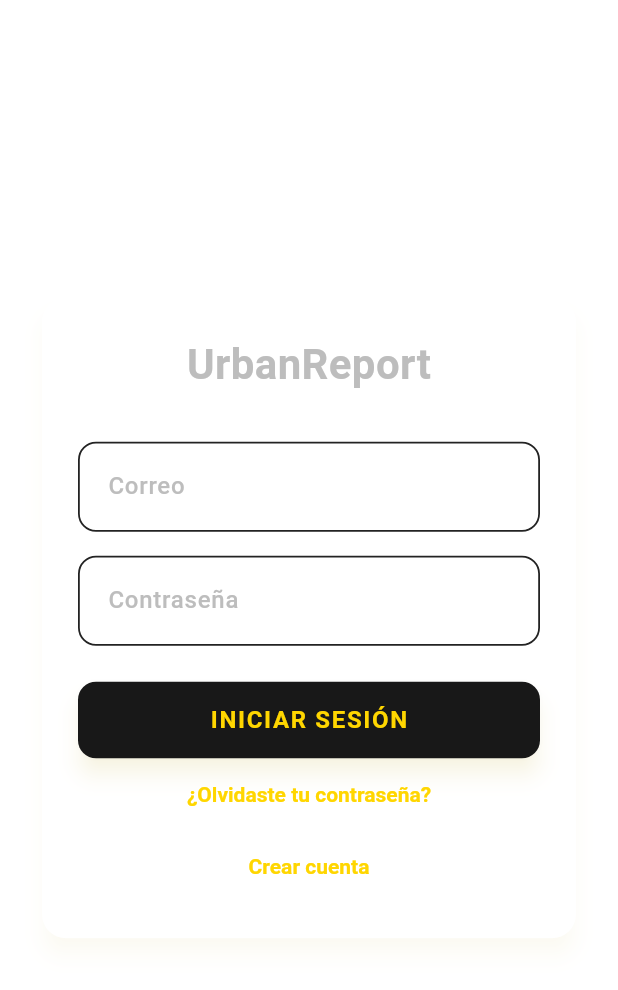
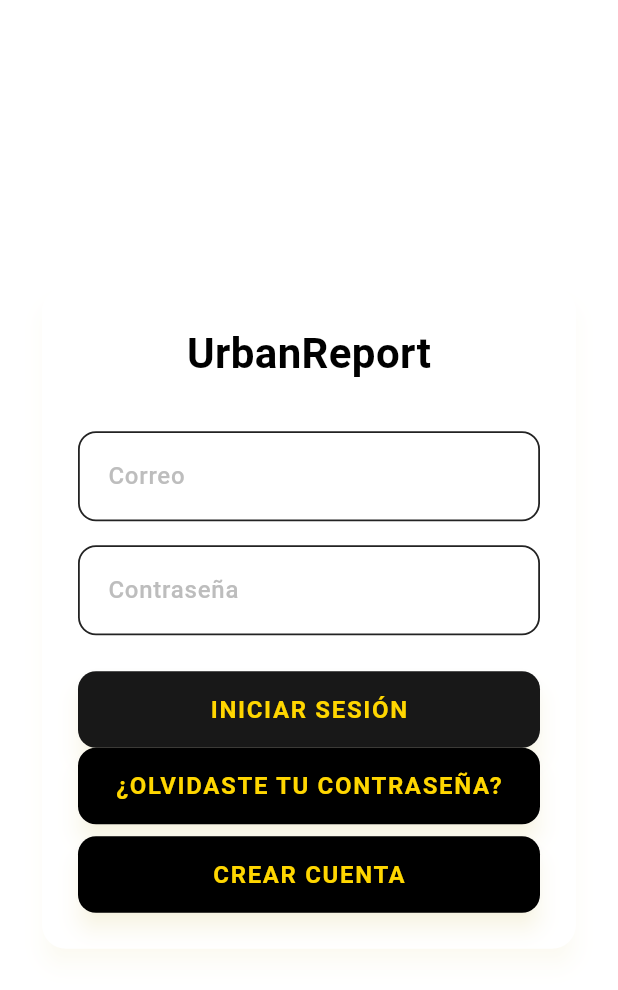
Before and after one commit to RichardPadilla07/prueba3richardpadillaurbanreport, a Flutter app: the screen it shows after launch, on a phone screen of 412 x 824 dp. Shown: the top 990 px of the screen. Run offline on Flutter 3.47's test engine with Material 3 defaults, Android fonts, the light colour scheme and no system bars; our stand-ins replace flutter_map, geolocator, go_router, image_picker, latlong2, permission_handler and 1 more; accounts and stored records are empty.

Commit message:
falta pulir lo de loginc omeplto los colores

```diff
--- a/lib/modules/auth/login_page.dart
+++ b/lib/modules/auth/login_page.dart
@@ -62,7 +62,7 @@ class _LoginPageState extends State<LoginPage> {
                   child: Column(
                     mainAxisSize: MainAxisSize.min,
                     children: [
-                      const Text('UrbanReport', style: TextStyle(fontSize: 28, fontWeight: FontWeight.bold)),
+                      const Text('UrbanReport', style: TextStyle(fontSize: 28, fontWeight: FontWeight.bold, color: Colors.black)),
                       const SizedBox(height: 24),
                       CustomInput(
                         label: 'Correo',
@@ -86,17 +86,16 @@ class _LoginPageState extends State<LoginPage> {
                         onPressed: _login,
                         loading: _loading,
                       ),
-                      TextButton(
-                        onPressed: () {
-                          context.push('/forgot');
-                        },
-                        child: const Text('¿Olvidaste tu contraseña?'),
+                      CustomButton(
+                        text: '¿Olvidaste tu contraseña?',
+                        onPressed: () => context.push('/forgot'),
+                        color: Colors.black,
                       ),
-                      TextButton(
-                        onPressed: () {
-                          context.push('/register');
-                        },
-                        child: const Text('Crear cuenta'),
+                      const SizedBox(height: 8),
+                      CustomButton(
+                        text: 'Crear cuenta',
+                        onPressed: () => context.push('/register'),
+                        color: Colors.black,
                       ),
                     ],
                   ),
```
Also changed, not shown: lib/modules/auth/forgot_password_page.dart (+5 -6 lines), lib/modules/auth/register_page.dart (+5 -6 lines).
